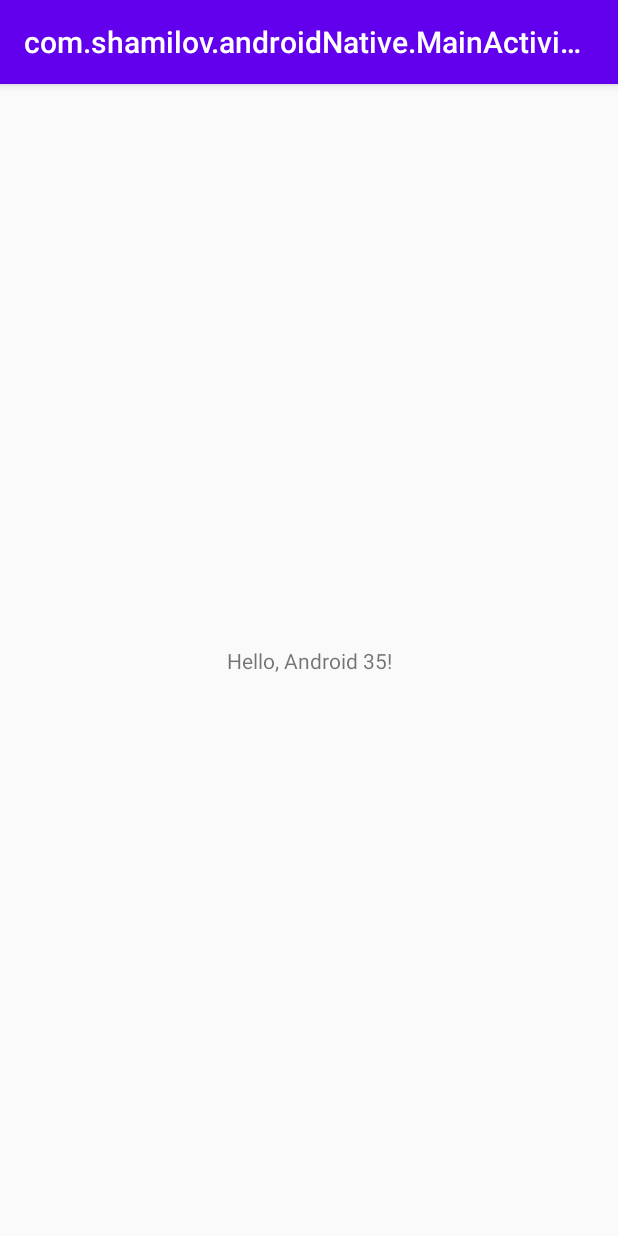
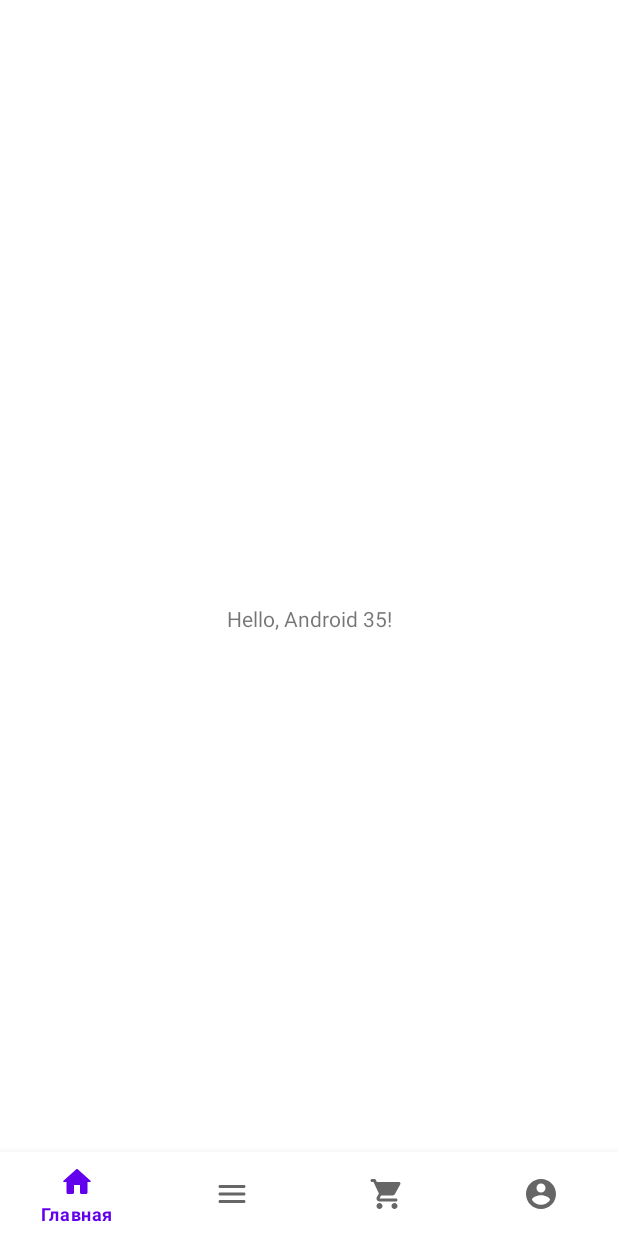
Before and after one commit to shamillov/CoreKMM, an Android app: the screen it shows after launch (MainActivity), on a phone screen of 412 x 824 dp. Run offline under Robolectric (Android 15) with nearby library versions, the phone set to English and light mode, and no system bars.

Commit message:
added bottom nav menu

```diff
--- a/androidNative/src/main/AndroidManifest.xml
+++ b/androidNative/src/main/AndroidManifest.xml
@@ -1,13 +1,18 @@
 <?xml version="1.0" encoding="utf-8"?>
-<manifest xmlns:android="http://schemas.android.com/apk/res/android" package="com.shamilov.androidNative">
+<manifest xmlns:android="http://schemas.android.com/apk/res/android"
+    package="com.shamilov.androidNative">
+
+    <uses-permission android:name="android.permission.INTERNET"/>
+
     <application
-            android:allowBackup="false"
-            android:supportsRtl="true"
-            android:theme="@style/AppTheme">
+        android:allowBackup="false"
+        android:supportsRtl="true"
+        android:usesCleartextTraffic="true"
+        android:theme="@style/AppTheme">
         <activity android:name=".MainActivity">
             <intent-filter>
-                <action android:name="android.intent.action.MAIN"/>
-                <category android:name="android.intent.category.LAUNCHER"/>
+                <action android:name="android.intent.action.MAIN" />
+                <category android:name="android.intent.category.LAUNCHER" />
             </intent-filter>
         </activity>
     </application>
--- /dev/null
+++ b/androidNative/src/main/res/drawable/ic_menu_card.xml
@@ -0,0 +1,10 @@
+<vector xmlns:android="http://schemas.android.com/apk/res/android"
+    android:width="24dp"
+    android:height="24dp"
+    android:viewportWidth="24"
+    android:viewportHeight="24"
+    android:tint="?attr/colorControlNormal">
+  <path
+      android:fillColor="@android:color/white"
+      android:pathData="M7,18c-1.1,0 -1.99,0.9 -1.99,2S5.9,22 7,22s2,-0.9 2,-2 -0.9,-2 -2,-2zM1,3c0,0.55 0.45,1 1,1h1l3.6,7.59 -1.35,2.44C4.52,15.37 5.48,17 7,17h11c0.55,0 1,-0.45 1,-1s-0.45,-1 -1,-1L7,15l1.1,-2h7.45c0.75,0 1.41,-0.41 1.75,-1.03l3.58,-6.49c0.37,-0.66 -0.11,-1.48 -0.87,-1.48L5.21,4l-0.67,-1.43c-0.16,-0.35 -0.52,-0.57 -0.9,-0.57L2,2c-0.55,0 -1,0.45 -1,1zM17,18c-1.1,0 -1.99,0.9 -1.99,2s0.89,2 1.99,2 2,-0.9 2,-2 -0.9,-2 -2,-2z"/>
+</vector>
--- /dev/null
+++ b/androidNative/src/main/res/drawable/ic_menu_category.xml
@@ -0,0 +1,10 @@
+<vector xmlns:android="http://schemas.android.com/apk/res/android"
+    android:width="24dp"
+    android:height="24dp"
+    android:viewportWidth="24"
+    android:viewportHeight="24"
+    android:tint="?attr/colorControlNormal">
+  <path
+      android:fillColor="@android:color/white"
+      android:pathData="M4,18h16c0.55,0 1,-0.45 1,-1s-0.45,-1 -1,-1L4,16c-0.55,0 -1,0.45 -1,1s0.45,1 1,1zM4,13h16c0.55,0 1,-0.45 1,-1s-0.45,-1 -1,-1L4,11c-0.55,0 -1,0.45 -1,1s0.45,1 1,1zM3,7c0,0.55 0.45,1 1,1h16c0.55,0 1,-0.45 1,-1s-0.45,-1 -1,-1L4,6c-0.55,0 -1,0.45 -1,1z"/>
+</vector>
--- /dev/null
+++ b/androidNative/src/main/res/drawable/ic_menu_home.xml
@@ -0,0 +1,10 @@
+<vector xmlns:android="http://schemas.android.com/apk/res/android"
+    android:width="24dp"
+    android:height="24dp"
+    android:viewportWidth="24"
+    android:viewportHeight="24"
+    android:tint="?attr/colorControlNormal">
+  <path
+      android:fillColor="@android:color/white"
+      android:pathData="M10,19v-5h4v5c0,0.55 0.45,1 1,1h3c0.55,0 1,-0.45 1,-1v-7h1.7c0.46,0 0.68,-0.57 0.33,-0.87L12.67,3.6c-0.38,-0.34 -0.96,-0.34 -1.34,0l-8.36,7.53c-0.34,0.3 -0.13,0.87 0.33,0.87H5v7c0,0.55 0.45,1 1,1h3c0.55,0 1,-0.45 1,-1z"/>
+</vector>
--- /dev/null
+++ b/androidNative/src/main/res/drawable/ic_menu_profile.xml
@@ -0,0 +1,10 @@
+<vector xmlns:android="http://schemas.android.com/apk/res/android"
+    android:width="24dp"
+    android:height="24dp"
+    android:viewportWidth="24"
+    android:viewportHeight="24"
+    android:tint="?attr/colorControlNormal">
+  <path
+      android:fillColor="@android:color/white"
+      android:pathData="M12,2C6.48,2 2,6.48 2,12s4.48,10 10,10 10,-4.48 10,-10S17.52,2 12,2zM12,5c1.66,0 3,1.34 3,3s-1.34,3 -3,3 -3,-1.34 -3,-3 1.34,-3 3,-3zM12,19.2c-2.5,0 -4.71,-1.28 -6,-3.22 0.03,-1.99 4,-3.08 6,-3.08 1.99,0 5.97,1.09 6,3.08 -1.29,1.94 -3.5,3.22 -6,3.22z"/>
+</vector>
--- a/androidNative/src/main/res/layout/activity_main.xml
+++ b/androidNative/src/main/res/layout/activity_main.xml
@@ -6,7 +6,8 @@
     android:id="@+id/main_view"
     android:layout_width="match_parent"
     android:layout_height="match_parent"
-    tools:context=".MainActivity">
+    tools:context=".MainActivity"
+    >
 
     <TextView
         android:id="@+id/text_view"
@@ -16,6 +17,27 @@
         app:layout_constraintLeft_toLeftOf="parent"
         app:layout_constraintRight_toRightOf="parent"
         app:layout_constraintTop_toTopOf="parent"
-      tools:text="Hello World!"/>
+        tools:text="Hello World!"
+        />
+
+    <androidx.fragment.app.FragmentContainerView
+        android:id="@+id/fragment_container"
+        android:layout_width="0dp"
+        android:layout_height="0dp"
+        app:layout_constraintBottom_toTopOf="@id/nav_view"
+        app:layout_constraintEnd_toEndOf="parent"
+        app:layout_constraintStart_toStartOf="parent"
+        app:layout_constraintTop_toTopOf="parent"
+        />
+
+    <com.google.android.material.bottomnavigation.BottomNavigationView
+        android:id="@+id/nav_view"
+        android:layout_width="0dp"
+        android:layout_height="wrap_content"
+        app:layout_constraintBottom_toBottomOf="parent"
+        app:layout_constraintEnd_toEndOf="parent"
+        app:layout_constraintStart_toStartOf="parent"
+        app:menu="@menu/nav_menu"
+        />
 
 </androidx.constraintlayout.widget.ConstraintLayout>
--- /dev/null
+++ b/androidNative/src/main/res/menu/nav_menu.xml
@@ -0,0 +1,24 @@
+<?xml version="1.0" encoding="utf-8"?>
+<menu xmlns:android="http://schemas.android.com/apk/res/android">
+
+    <item
+        android:id="@+id/main"
+        android:icon="@drawable/ic_menu_home"
+        android:title="@string/nav_menu_main" />
+
+    <item
+        android:id="@+id/category"
+        android:icon="@drawable/ic_menu_category"
+        android:title="@string/nav_menu_category" />
+
+    <item
+        android:id="@+id/card"
+        android:icon="@drawable/ic_menu_card"
+        android:title="@string/nav_menu_card" />
+
+    <item
+        android:id="@+id/profile"
+        android:icon="@drawable/ic_menu_profile"
+        android:title="@string/nav_menu_profile" />
+
+</menu>
--- /dev/null
+++ b/androidNative/src/main/res/values/string.xml
@@ -0,0 +1,7 @@
+<?xml version="1.0" encoding="utf-8"?>
+<resources>
+    <string name="nav_menu_main">Главная</string>
+    <string name="nav_menu_category">Меню</string>
+    <string name="nav_menu_card">Корзина</string>
+    <string name="nav_menu_profile">Профиль</string>
+</resources>
--- a/androidNative/src/main/res/values/styles.xml
+++ b/androidNative/src/main/res/values/styles.xml
@@ -1,6 +1,6 @@
 <resources>
     <!-- Base application theme. -->
-    <style name="AppTheme" parent="Theme.AppCompat.Light.DarkActionBar">
+    <style name="AppTheme" parent="Theme.MaterialComponents.DayNight.NoActionBar">
         <!-- Customize your theme here. -->
         <item name="colorPrimary">@color/colorPrimary</item>
         <item name="colorPrimaryDark">@color/colorPrimaryDark</item>
```
Lines whose indentation alone changed are shown as unchanged.
